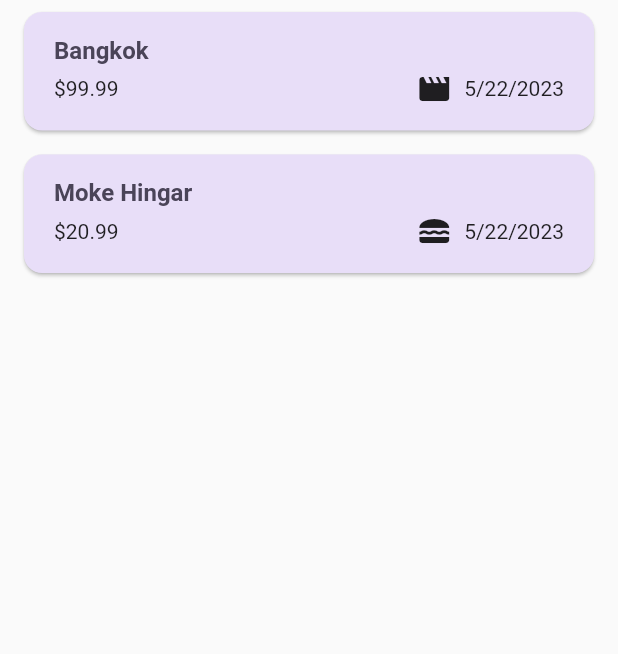
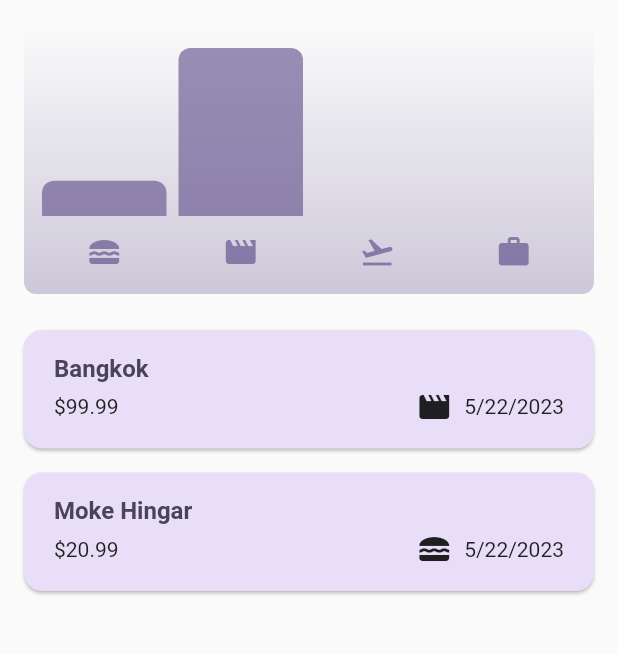
Before and after one commit to kgcthu-kev/expense-tracker, a Flutter app: the screen it shows after launch, on a phone screen of 412 x 824 dp, the part 84-738 px from its top. Run offline on Flutter 3.47's test engine with Material 2 defaults, Android fonts, the phone set to English and light mode, and no system bars.

Commit message:
completed app

```diff
--- a/lib/main.dart
+++ b/lib/main.dart
@@ -4,9 +4,30 @@ import 'package:flutter/material.dart';
 var kColorScheme =
     ColorScheme.fromSeed(seedColor: const Color.fromARGB(255, 96, 59, 181));
 
+var kDarkColorScheme = ColorScheme.fromSeed(
+    seedColor: const Color.fromARGB(255, 5, 99, 125),
+    brightness: Brightness.dark);
+
 void main() {
   runApp(MaterialApp(
-    home: const Expenses(),
+    darkTheme: ThemeData.dark().copyWith(
+      useMaterial3: true,
+      colorScheme: kDarkColorScheme,
+      cardTheme: const CardTheme().copyWith(
+          color: kDarkColorScheme.secondaryContainer,
+          margin: const EdgeInsets.symmetric(horizontal: 16, vertical: 8)),
+      appBarTheme: const AppBarTheme().copyWith(
+          backgroundColor: kDarkColorScheme.primaryContainer,
+          foregroundColor: kDarkColorScheme.onPrimaryContainer),
+      elevatedButtonTheme: ElevatedButtonThemeData(
+          style: ElevatedButton.styleFrom(
+              backgroundColor: kDarkColorScheme.primaryContainer)),
+      // textTheme: ThemeData().textTheme.copyWith(
+      //         titleLarge: const TextStyle(
+      //       fontWeight: FontWeight.bold,
+      //       fontSize: 16,
+      //     ))
+    ),
     theme: ThemeData().copyWith(
         useMaterial3: true,
         colorScheme: kColorScheme,
@@ -25,5 +46,6 @@ void main() {
               color: kColorScheme.onSecondaryContainer,
               fontSize: 16,
             ))),
+    home: const Expenses(),
   ));
 }
--- a/lib/models/expense.dart
+++ b/lib/models/expense.dart
@@ -32,3 +32,24 @@ class Expense {
     return formatter.format(date);
   }
 }
+
+class ExpenseBucket {
+  ExpenseBucket({required this.category, required this.expenses});
+  final Category category;
+  final List<Expense> expenses;
+
+  ExpenseBucket.forCategory(List<Expense> allExpenses, this.category)
+      : expenses = allExpenses
+            .where((expense) => expense.category == category)
+            .toList();
+
+  double get totalExpenses {
+    double sum = 0;
+
+    for (final expense in expenses) {
+      sum = sum + expense.amount;
+    }
+
+    return sum;
+  }
+}
--- /dev/null
+++ b/lib/widgets/chart/chart.dart
@@ -0,0 +1,95 @@
+import 'package:flutter/material.dart';
+
+import 'package:expense_tracker/widgets/chart/chart_bar.dart';
+import 'package:expense_tracker/models/expense.dart';
+
+class Chart extends StatelessWidget {
+  const Chart({super.key, required this.expenses});
+
+  final List<Expense> expenses;
+
+  List<ExpenseBucket> get buckets {
+    return [
+      ExpenseBucket.forCategory(expenses, Category.food),
+      ExpenseBucket.forCategory(expenses, Category.leisure),
+      ExpenseBucket.forCategory(expenses, Category.travel),
+      ExpenseBucket.forCategory(expenses, Category.work),
+    ];
+  }
+
+  double get maxTotalExpense {
+    double maxTotalExpense = 0;
+
+    for (final bucket in buckets) {
+      if (bucket.totalExpenses > maxTotalExpense) {
+        maxTotalExpense = bucket.totalExpenses;
+      }
+    }
+
+    return maxTotalExpense;
+  }
+
+  @override
+  Widget build(BuildContext context) {
+    final isDarkMode =
+        MediaQuery.of(context).platformBrightness == Brightness.dark;
+    return Container(
+      margin: const EdgeInsets.all(16),
+      padding: const EdgeInsets.symmetric(
+        vertical: 16,
+        horizontal: 8,
+      ),
+      width: double.infinity,
+      height: 180,
+      decoration: BoxDecoration(
+        borderRadius: BorderRadius.circular(8),
+        gradient: LinearGradient(
+          colors: [
+            Theme.of(context).colorScheme.primary.withOpacity(0.3),
+            Theme.of(context).colorScheme.primary.withOpacity(0.0)
+          ],
+          begin: Alignment.bottomCenter,
+          end: Alignment.topCenter,
+        ),
+      ),
+      child: Column(
+        children: [
+          Expanded(
+            child: Row(
+              crossAxisAlignment: CrossAxisAlignment.end,
+              children: [
+                for (final bucket in buckets) // alternative to map()
+                  ChartBar(
+                    fill: bucket.totalExpenses == 0
+                        ? 0
+                        : bucket.totalExpenses / maxTotalExpense,
+                  )
+              ],
+            ),
+          ),
+          const SizedBox(height: 12),
+          Row(
+            children: buckets
+                .map(
+                  (bucket) => Expanded(
+                    child: Padding(
+                      padding: const EdgeInsets.symmetric(horizontal: 4),
+                      child: Icon(
+                        categoryIcons[bucket.category],
+                        color: isDarkMode
+                            ? Theme.of(context).colorScheme.secondary
+                            : Theme.of(context)
+                                .colorScheme
+                                .primary
+                                .withOpacity(0.7),
+                      ),
+                    ),
+                  ),
+                )
+                .toList(),
+          )
+        ],
+      ),
+    );
+  }
+}
--- /dev/null
+++ b/lib/widgets/chart/chart_bar.dart
@@ -0,0 +1,34 @@
+import 'package:flutter/material.dart';
+
+class ChartBar extends StatelessWidget {
+  const ChartBar({
+    super.key,
+    required this.fill,
+  });
+
+  final double fill;
+
+  @override
+  Widget build(BuildContext context) {
+    final isDarkMode =
+        MediaQuery.of(context).platformBrightness == Brightness.dark;
+    return Expanded(
+      child: Padding(
+        padding: const EdgeInsets.symmetric(horizontal: 4),
+        child: FractionallySizedBox(
+          heightFactor: fill,
+          child: DecoratedBox(
+            decoration: BoxDecoration(
+              shape: BoxShape.rectangle,
+              borderRadius:
+                  const BorderRadius.vertical(top: Radius.circular(8)),
+              color: isDarkMode
+                  ? Theme.of(context).colorScheme.secondary
+                  : Theme.of(context).colorScheme.primary.withOpacity(0.65),
+            ),
+          ),
+        ),
+      ),
+    );
+  }
+}
--- a/lib/widgets/expenses.dart
+++ b/lib/widgets/expenses.dart
@@ -1,3 +1,4 @@
+import 'package:expense_tracker/widgets/chart/chart.dart';
 import 'package:expense_tracker/widgets/expenses_list/expense_list.dart';
 import 'package:expense_tracker/models/expense.dart';
 import 'package:expense_tracker/widgets/new_expense.dart';
@@ -74,6 +75,9 @@ class _ExpensesState extends State<Expenses> {
           ],
           title: const Text('Expense tracker'),
         ),
-        body: Column(children: [Expanded(child: mainContent)]));
+        body: Column(children: [
+          Chart(expenses: _registerExpenses),
+          Expanded(child: mainContent)
+        ]));
   }
 }
--- a/lib/widgets/expenses_list/expense_list.dart
+++ b/lib/widgets/expenses_list/expense_list.dart
@@ -17,7 +17,8 @@ class ExpenseList extends StatelessWidget {
         background: Container(
           color: Theme.of(context).colorScheme.error.withOpacity(0.8),
           margin: EdgeInsets.symmetric(
-              horizontal: Theme.of(context).cardTheme.margin!.horizontal),
+              horizontal: Theme.of(context).cardTheme.margin!.horizontal,
+              vertical: 8),
         ),
         key: ValueKey(expenses[index]),
         onDismissed: (direction) => removeExpense(expenses[index]),
--- a/lib/widgets/new_expense.dart
+++ b/lib/widgets/new_expense.dart
@@ -1,12 +1,12 @@
 import 'package:flutter/material.dart';
 import 'package:intl/intl.dart';
-import 'package:expense_tracker/models/expense.dart' as expenseModel;
+import 'package:expense_tracker/models/expense.dart' as expense_model;
 
 DateFormat formatter = DateFormat.yMd();
 
 class NewExpense extends StatefulWidget {
   const NewExpense({super.key, required this.onAddExpense});
-  final void Function(expenseModel.Expense expense) onAddExpense;
+  final void Function(expense_model.Expense expense) onAddExpense;
 
   @override
   State<NewExpense> createState() => _NewExpenseState();
@@ -16,7 +16,7 @@ class _NewExpenseState extends State<NewExpense> {
   final TextEditingController _titleController = TextEditingController();
   final TextEditingController _amountController = TextEditingController();
   DateTime? _selectedDate;
-  expenseModel.Category _seletedCategory = expenseModel.Category.leisure;
+  expense_model.Category _seletedCategory = expense_model.Category.leisure;
 
   void _presentDatePicker() async {
     final pickedDate = await showDatePicker(
@@ -50,7 +50,7 @@ class _NewExpenseState extends State<NewExpense> {
       return;
     }
     // make new expense list
-    final newExpense = expenseModel.Expense(
+    final newExpense = expense_model.Expense(
       title: _titleController.text,
       amount: enteredAmount,
       category: _seletedCategory,
@@ -116,7 +116,7 @@ class _NewExpenseState extends State<NewExpense> {
             children: [
               DropdownButton(
                 value: _seletedCategory,
-                items: expenseModel.Category.values
+                items: expense_model.Category.values
                     .map((category) => DropdownMenuItem(
                           value: category,
                           child: Text(category.name.toUpperCase()),
```
